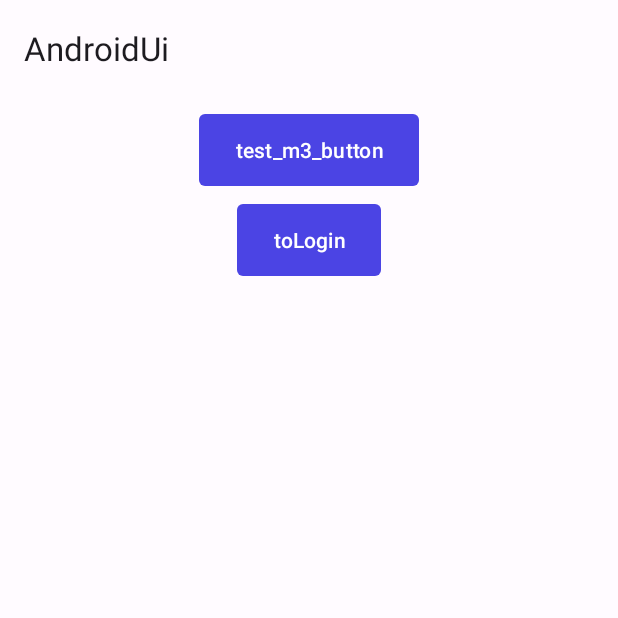
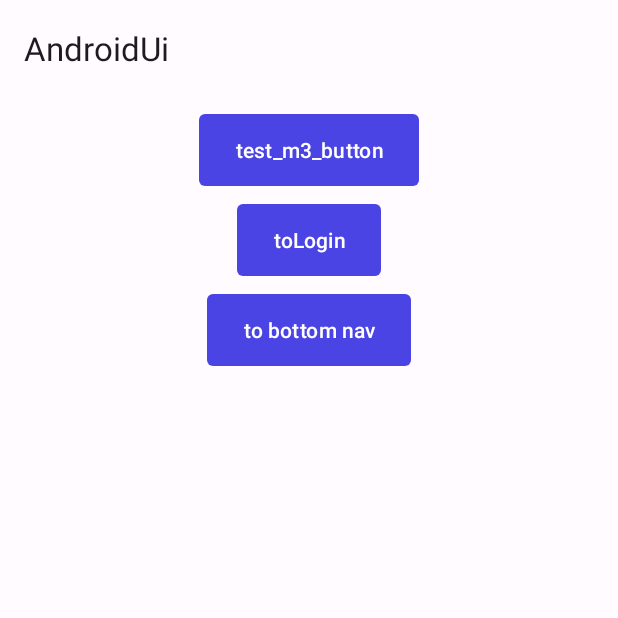
Before and after one commit to laorencel/AndroidUi, an Android app: the screen it shows after launch (MainActivity), on a phone screen of 412 x 824 dp, the top half of it. Run offline under Robolectric (Android 15) with nearby library versions, the phone set to English and light mode, and no system bars; our stand-ins replace RxJava, data binding; libraries missing offline, so code that uses them is left out: com.scwang.smart; plain views replace SmartRefreshLayout; 5 statements that could not run were skipped.

```diff
--- a/app/src/main/AndroidManifest.xml
+++ b/app/src/main/AndroidManifest.xml
@@ -25,6 +25,7 @@
         </activity>
         <activity android:name=".test.m3.button.TestButtonActivity"/>
         <activity android:name=".login.LoginActivity"/>
+        <activity android:name=".test.bottomnav.BottomNavActivity"/>
     </application>
 
 </manifest>
--- a/app/src/main/java/com/laorencel/ui/main/MainActivity.java
+++ b/app/src/main/java/com/laorencel/ui/main/MainActivity.java
@@ -10,6 +10,7 @@ import androidx.appcompat.widget.Toolbar;
 import com.laorencel.ui.R;
 import com.laorencel.ui.databinding.ActivityMainBinding;
 import com.laorencel.ui.login.LoginActivity;
+import com.laorencel.ui.test.bottomnav.BottomNavActivity;
 import com.laorencel.ui.test.m3.button.TestButtonActivity;
 import com.laorencel.uilibrary.ui.BaseUiActivity;
 
@@ -35,6 +36,10 @@ public class MainActivity extends BaseUiActivity<ActivityMainBinding, MainVM> {
         startActivity(new Intent(MainActivity.this, LoginActivity.class));
     }
 
+    public void toBottomNav(View view) {
+        startActivity(new Intent(MainActivity.this, BottomNavActivity.class));
+    }
+
     protected void setToolbar(Toolbar toolbar) {
         setSupportActionBar(toolbar);
     }
--- a/app/src/main/res/layout/activity_main.xml
+++ b/app/src/main/res/layout/activity_main.xml
@@ -27,6 +27,14 @@
                 android:background="@drawable/corner_extra_small"
                 android:onClick="toLogin"
                 android:text="toLogin" />
+
+            <Button
+                android:layout_width="wrap_content"
+                android:layout_height="wrap_content"
+                android:layout_marginTop="@dimen/margin_distance_medium"
+                android:background="@drawable/corner_extra_small"
+                android:onClick="toBottomNav"
+                android:text="to bottom nav" />
         </LinearLayout>
 
     </androidx.core.widget.NestedScrollView>
--- a/uilibrary/src/main/java/com/laorencel/uilibrary/ui/BaseUiActivity.java
+++ b/uilibrary/src/main/java/com/laorencel/uilibrary/ui/BaseUiActivity.java
@@ -53,6 +53,17 @@ public abstract class BaseUiActivity<VDB extends ViewDataBinding, VM extends Bas
         return -1;
     }
 
+    /**
+     * 设置根组件是否setFitsSystemWindows为true，setFitsSystemWindows为true时，
+     * 系统会为该View设置一个paddingTop，值为statusbar的高度。
+     * 用户在布局文件中设置的padding会被忽略
+     * 可参考 https://www.jianshu.com/p/5cc3bd23be7b
+     *
+     * @return 默认true，因为本UI框架已经设置透明状态栏及全屏
+     */
+    protected boolean rootFitsSystemWindows() {
+        return false;
+    }
 
     @Override
     protected void onCreate(@Nullable Bundle savedInstanceState) {
@@ -66,6 +77,8 @@ public abstract class BaseUiActivity<VDB extends ViewDataBinding, VM extends Bas
 //        viewDataBinding = ActivityMainBinding.inflate(getLayoutInflater());//写法三
 //        setContentView(viewDataBinding.getRoot());//写法二和写法三需要setContentView
         baseUiBinding = DataBindingUtil.setContentView(this, R.layout.activity_base_ui);
+        baseUiBinding.clRoot.setFitsSystemWindows(rootFitsSystemWindows());
+
         viewModel = createViewModel();
 
         if (layoutID() != -1) {
--- a/uilibrary/src/main/res/layout/activity_base_ui.xml
+++ b/uilibrary/src/main/res/layout/activity_base_ui.xml
@@ -3,9 +3,9 @@
     xmlns:app="http://schemas.android.com/apk/res-auto">
 
     <androidx.coordinatorlayout.widget.CoordinatorLayout
+        android:id="@+id/cl_root"
         android:layout_width="match_parent"
-        android:layout_height="match_parent"
-        android:fitsSystemWindows="true">
+        android:layout_height="match_parent">
 
         <com.google.android.material.appbar.AppBarLayout
             android:id="@+id/appbar_layout"
@@ -53,8 +53,7 @@
             android:id="@+id/bottom_appbar"
             android:layout_width="match_parent"
             android:layout_height="wrap_content"
-            android:layout_gravity="bottom"
-            android:fitsSystemWindows="true" />
+            android:layout_gravity="bottom" />
 
     </androidx.coordinatorlayout.widget.CoordinatorLayout>
 </layout>
--- a/uilibrary/src/main/res/layout/fragment_base_ui.xml
+++ b/uilibrary/src/main/res/layout/fragment_base_ui.xml
@@ -3,6 +3,7 @@
     xmlns:app="http://schemas.android.com/apk/res-auto">
 
     <RelativeLayout
+        android:id="@+id/rl_root"
         android:layout_width="match_parent"
         android:layout_height="match_parent"
         android:fitsSystemWindows="true">
@@ -11,7 +12,6 @@
             android:id="@+id/top_layout"
             android:layout_width="match_parent"
             android:layout_height="wrap_content"
-            android:fitsSystemWindows="true"
             android:orientation="vertical" />
 
         <com.scwang.smart.refresh.layout.SmartRefreshLayout
@@ -38,7 +38,6 @@
             android:layout_height="wrap_content"
             android:layout_alignParentBottom="true"
             android:layout_gravity="bottom"
-            android:fitsSystemWindows="true"
             android:orientation="horizontal" />
     </RelativeLayout>
 </layout>
```
Also changed, not shown: app/src/main/java/com/laorencel/ui/test/bottomnav/BottomNavActivity.java (added, +98 -0 lines), app/src/main/java/com/laorencel/ui/test/bottomnav/home/HomeFragment.java (added, +15 -0 lines), app/src/main/java/com/laorencel/ui/test/bottomnav/home/HomeViewModel.java (added, +6 -0 lines), app/src/main/java/com/laorencel/ui/test/bottomnav/mine/MineFragment.java (added, +15 -0 lines), app/src/main/java/com/laorencel/ui/test/bottomnav/mine/MineViewModel.java (added, +6 -0 lines), app/src/main/res/layout/activity_bottom_nav.xml (added, +34 -0 lines), app/src/main/res/layout/fragment_home.xml (added, +14 -0 lines), app/src/main/res/layout/fragment_mine.xml (added, +14 -0 lines), app/src/main/res/menu/bottom_nav_menu.xml (added, +14 -0 lines), uilibrary/src/main/java/com/laorencel/uilibrary/ui/BaseUiFragment.java (+13 -0 lines).
